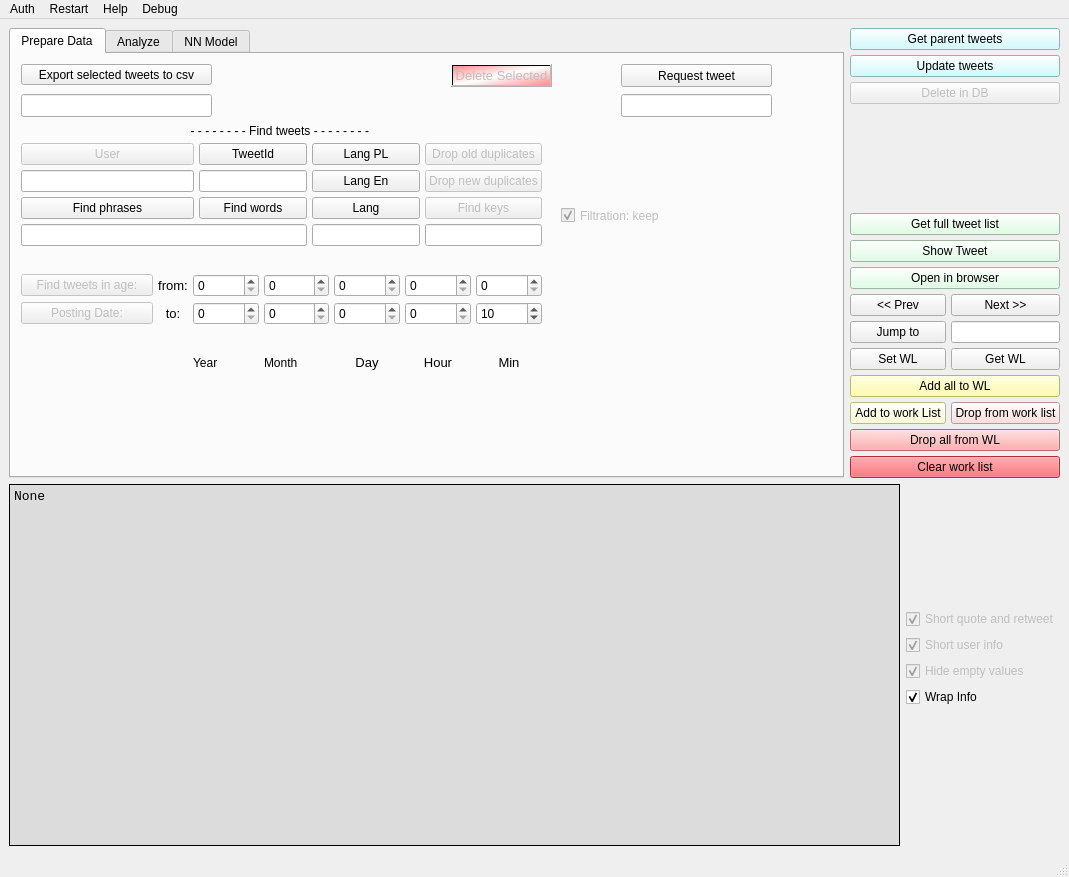
Before: the Qt Designer form twitter_analyzer/gui/GUI_QT.ui in GrzegorzKrug/TwitterAnalyzer, drawn with Qt 5.
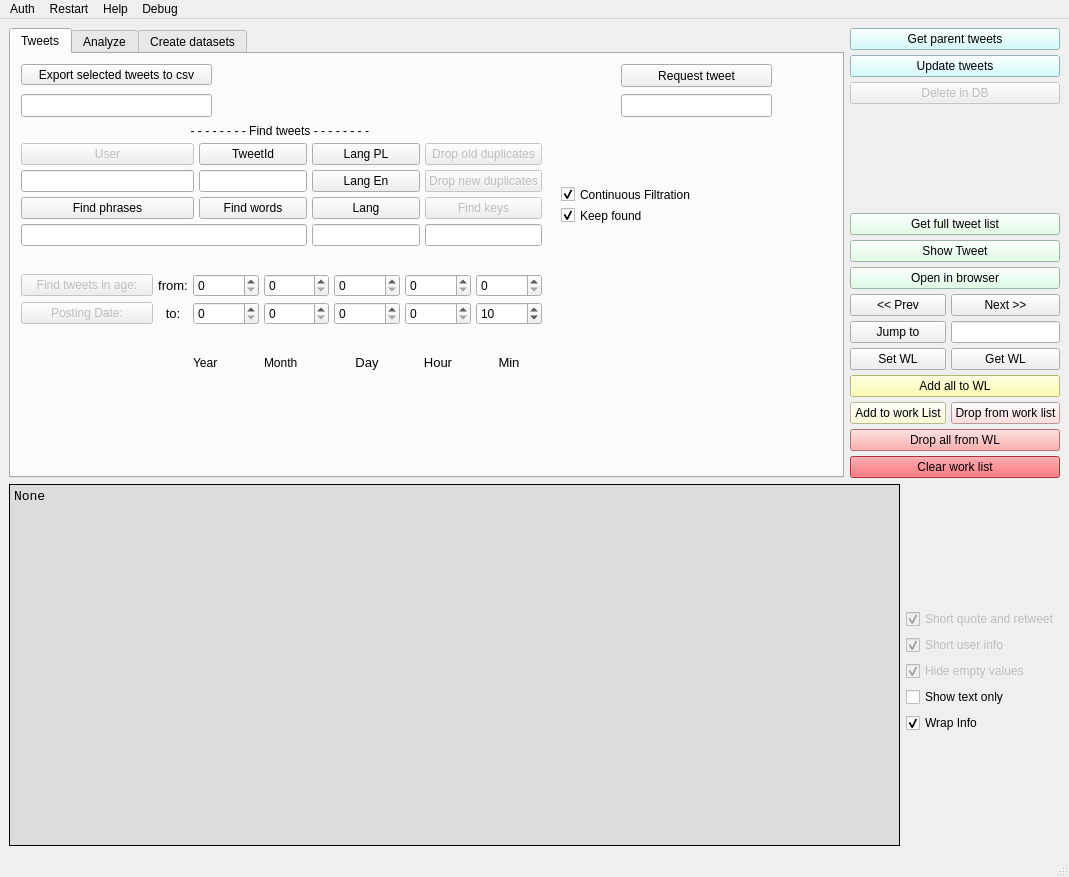
After: the same form once the commit is applied.

Commit message: Continuous filtration, keep/found list

```diff
--- a/twitter_analyzer/gui/GUI_QT.ui
+++ b/twitter_analyzer/gui/GUI_QT.ui
@@ -28,7 +28,7 @@
       </property>
       <item row="2" column="2" rowspan="3">
        <layout class="QGridLayout" name="grid_Small5">
-        <item row="3" column="0">
+        <item row="4" column="0">
          <widget class="QCheckBox" name="checkBox_wrap_console">
           <property name="text">
            <string>Wrap Info</string>
@@ -38,7 +38,7 @@
           </property>
          </widget>
         </item>
-        <item row="4" column="0">
+        <item row="6" column="0">
          <spacer name="verticalSpacer_4">
           <property name="orientation">
            <enum>Qt::Vertical</enum>
@@ -96,6 +96,13 @@
           </property>
          </widget>
         </item>
+        <item row="3" column="0">
+         <widget class="QCheckBox" name="checkBox_show_only_text">
+          <property name="text">
+           <string>Show text only</string>
+          </property>
+         </widget>
+        </item>
        </layout>
       </item>
       <item row="1" column="0" rowspan="4" colspan="2">
@@ -343,7 +350,7 @@
         </property>
         <widget class="QWidget" name="PrepareData">
          <attribute name="title">
-          <string>Prepare Data</string>
+          <string>Tweets</string>
          </attribute>
          <attribute name="toolTip">
           <string>Analyze loaded DF</string>
@@ -771,47 +778,20 @@
            </item>
           </layout>
          </widget>
-         <widget class="QPushButton" name="pushButton_deleteSelected">
-          <property name="enabled">
-           <bool>false</bool>
-          </property>
-          <property name="geometry">
-           <rect>
-            <x>440</x>
-            <y>10</y>
-            <width>101</width>
-            <height>23</height>
-           </rect>
-          </property>
-          <property name="font">
-           <font>
-            <pointsize>10</pointsize>
-           </font>
-          </property>
-          <property name="toolTip">
-           <string>Delete files selected in Tree</string>
-          </property>
-          <property name="styleSheet">
-           <string notr="true">background-color: qlineargradient(spread:reflect, x1:0.5, y1:0.5, x2:0, y2:0.028, stop:0 rgba(255, 255, 255, 255), stop:1 rgba(255, 144, 144, 255));</string>
-          </property>
-          <property name="text">
-           <string>Delete Selected</string>
-          </property>
-         </widget>
          <widget class="QCheckBox" name="checkBox_filtration_keep_drop">
           <property name="enabled">
-           <bool>false</bool>
+           <bool>true</bool>
           </property>
           <property name="geometry">
            <rect>
             <x>550</x>
             <y>150</y>
-            <width>131</width>
+            <width>161</width>
             <height>23</height>
            </rect>
           </property>
           <property name="text">
-           <string>Filtration: keep</string>
+           <string>Keep found</string>
           </property>
           <property name="checked">
            <bool>true</bool>
@@ -846,6 +826,25 @@
            <string>Input index for Jump button.</string>
           </property>
          </widget>
+         <widget class="QCheckBox" name="checkBox_filtration_continuous">
+          <property name="geometry">
+           <rect>
+            <x>550</x>
+            <y>130</y>
+            <width>161</width>
+            <height>21</height>
+           </rect>
+          </property>
+          <property name="toolTip">
+           <string>Filters current list. Affects performance. Use only if you need to filter different things.</string>
+          </property>
+          <property name="text">
+           <string>Continuous Filtration</string>
+          </property>
+          <property name="checked">
+           <bool>true</bool>
+          </property>
+         </widget>
         </widget>
         <widget class="QWidget" name="Analyze">
          <attribute name="title">
@@ -899,7 +898,7 @@
         </widget>
         <widget class="QWidget" name="Model">
          <attribute name="title">
-          <string>NN Model</string>
+          <string>Create datasets</string>
          </attribute>
         </widget>
        </widget>
```
The commit also changes 4 other files.
